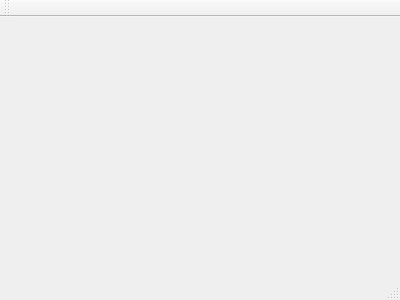
Qt form qcinview/mainwindow.ui (NSLS-II-CSX/qcinview) before a commit.
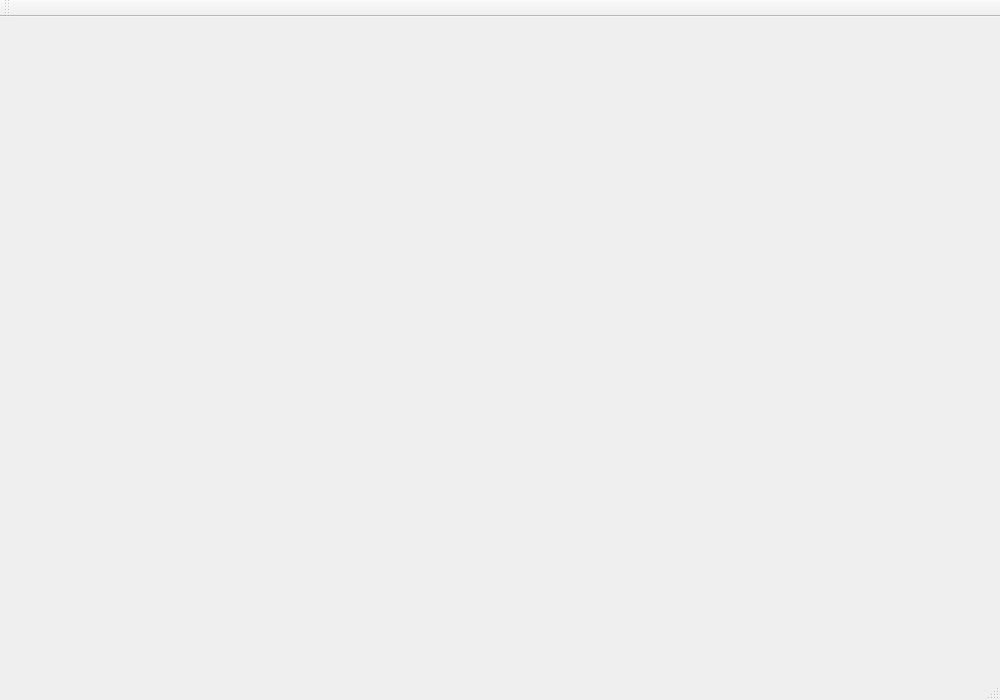
The same form after that commit.

```diff
--- a/qcinview/mainwindow.ui
+++ b/qcinview/mainwindow.ui
@@ -6,8 +6,8 @@
    <rect>
     <x>0</x>
     <y>0</y>
-    <width>400</width>
-    <height>300</height>
+    <width>1000</width>
+    <height>700</height>
    </rect>
   </property>
   <property name="windowTitle">
```
Left out of the diff: 4 changed lines with no effect on the pictures.
